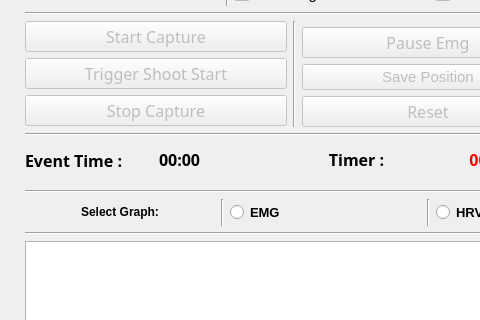
The window that control4Deportivo/ui/home.ui (DiegoPaezA/BeaglePython) describes before a commit, drawn with Qt 5; both pictures show x 0 to 480 and y 124 to 444 of the 863 by 712 pixel window.
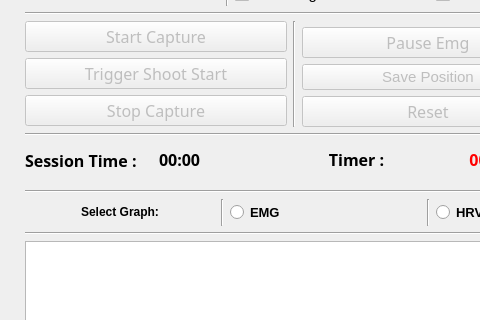
The same window after the commit. Custom widgets are drawn as their Qt base class.

What changed in the file:
```diff
--- a/control4Deportivo/ui/home.ui
+++ b/control4Deportivo/ui/home.ui
@@ -419,7 +419,7 @@
           </font>
          </property>
          <property name="text">
-          <string>Event Time :</string>
+          <string>Session Time :</string>
          </property>
         </widget>
        </item>
```
